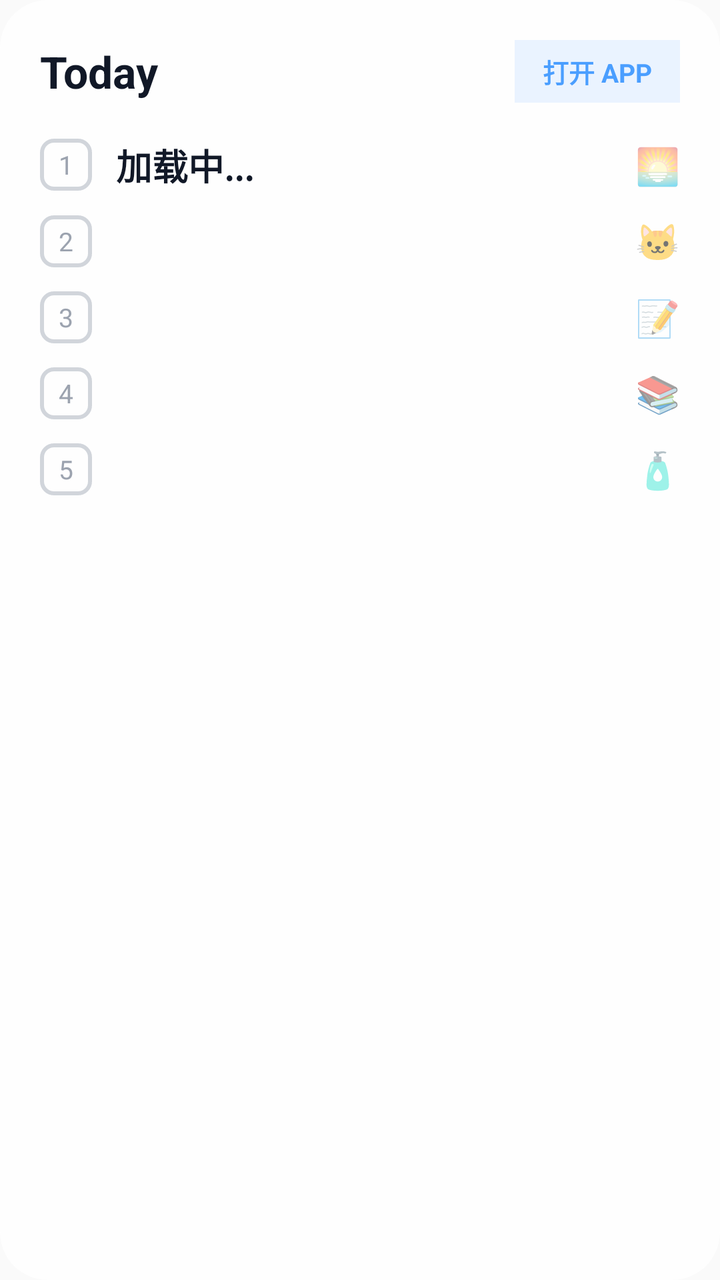
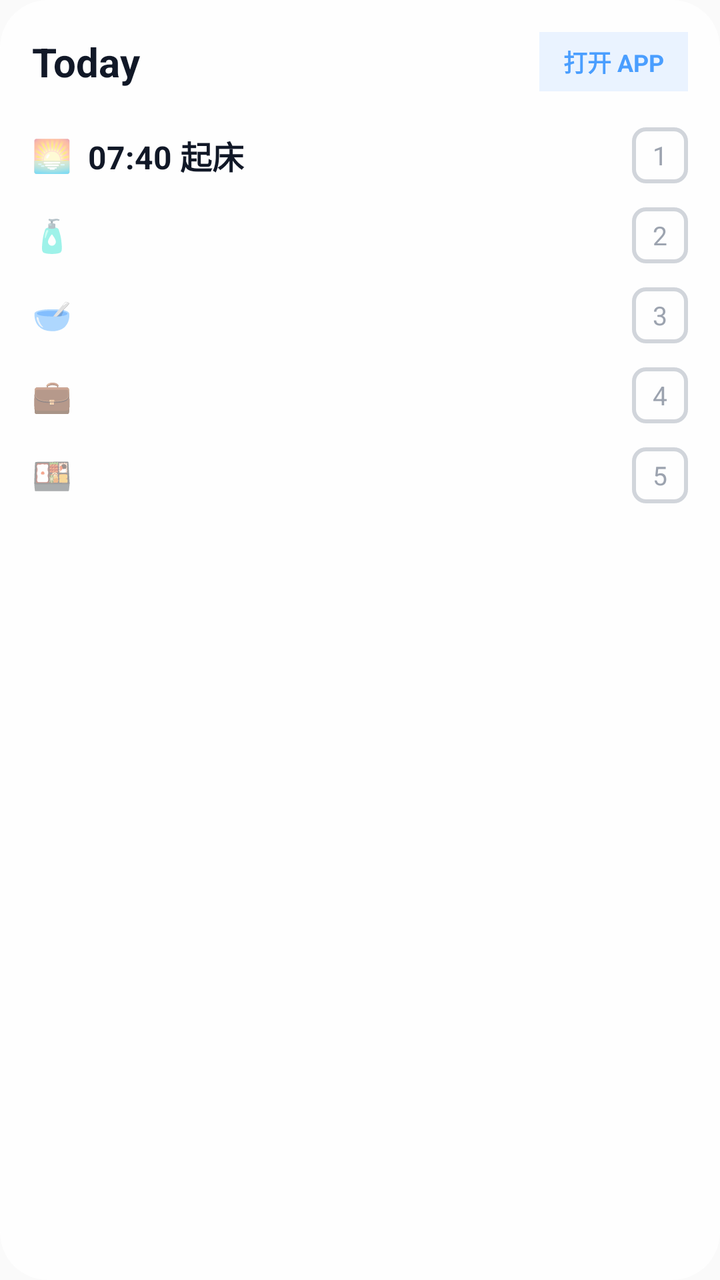

Compare the two renders of this Android layout. The source of the first and the diff that turns it into the second are given below.
<!-- AndroidManifest.xml: application theme Theme.AppCompat.Light.NoActionBar -->
<!-- res/layout/widget_health_card.xml -->
<?xml version="1.0" encoding="utf-8"?>
<LinearLayout xmlns:android="http://schemas.android.com/apk/res/android"
    android:layout_width="match_parent" android:layout_height="match_parent"
    android:background="@drawable/widget_bg_transparent" android:padding="20dp" android:orientation="vertical">
    <LinearLayout android:layout_width="match_parent" android:layout_height="wrap_content" android:orientation="horizontal" android:gravity="center_vertical" android:layout_marginBottom="12dp">
        <TextView android:layout_width="0dp" android:layout_weight="1" android:layout_height="wrap_content" android:text="Today" android:textColor="#111827" android:textSize="22dp" android:textStyle="bold" />
        <TextView android:id="@+id/widget_btn_open_app" android:layout_width="wrap_content" android:layout_height="wrap_content" android:text="打开 APP" android:background="#EAF3FF" android:paddingLeft="14dp" android:paddingRight="14dp" android:paddingTop="6dp" android:paddingBottom="6dp" android:textColor="#4A9EFF" android:textSize="13dp" android:textStyle="bold" />
    </LinearLayout>
    <LinearLayout android:id="@+id/widget_item_1_layout" android:layout_width="match_parent" android:layout_height="wrap_content" android:orientation="horizontal" android:gravity="center_vertical" android:paddingTop="6dp" android:paddingBottom="6dp">
        <TextView android:id="@+id/widget_item_1_check" android:layout_width="26dp" android:layout_height="26dp" android:background="@drawable/widget_square_bg" android:text="1" android:textColor="#9CA3AF" android:textSize="13dp" android:gravity="center" android:layout_marginRight="12dp" />
        <TextView android:id="@+id/widget_item_1_text" android:layout_width="0dp" android:layout_weight="1" android:layout_height="wrap_content" android:text="加载中..." android:textColor="#111827" android:textSize="18dp" android:textStyle="bold" android:maxLines="1" android:ellipsize="end" />
        <TextView android:id="@+id/widget_item_1_icon" android:layout_width="wrap_content" android:layout_height="wrap_content" android:text="🌅" android:textSize="18dp" android:layout_marginLeft="8dp" />
    </LinearLayout>
    <LinearLayout android:id="@+id/widget_item_2_layout" android:layout_width="match_parent" android:layout_height="wrap_content" android:orientation="horizontal" android:gravity="center_vertical" android:paddingTop="6dp" android:paddingBottom="6dp">
        <TextView android:id="@+id/widget_item_2_check" android:layout_width="26dp" android:layout_height="26dp" android:background="@drawable/widget_square_bg" android:text="2" android:textColor="#9CA3AF" android:textSize="13dp" android:gravity="center" android:layout_marginRight="12dp" />
        <TextView android:id="@+id/widget_item_2_text" android:layout_width="0dp" android:layout_weight="1" android:layout_height="wrap_content" android:text="" android:textColor="#111827" android:textSize="18dp" android:textStyle="bold" android:maxLines="1" android:ellipsize="end" />
        <TextView android:id="@+id/widget_item_2_icon" android:layout_width="wrap_content" android:layout_height="wrap_content" android:text="🐱" android:textSize="18dp" android:layout_marginLeft="8dp" />
    </LinearLayout>
    <LinearLayout android:id="@+id/widget_item_3_layout" android:layout_width="match_parent" android:layout_height="wrap_content" android:orientation="horizontal" android:gravity="center_vertical" android:paddingTop="6dp" android:paddingBottom="6dp">
        <TextView android:id="@+id/widget_item_3_check" android:layout_width="26dp" android:layout_height="26dp" android:background="@drawable/widget_square_bg" android:text="3" android:textColor="#9CA3AF" android:textSize="13dp" android:gravity="center" android:layout_marginRight="12dp" />
        <TextView android:id="@+id/widget_item_3_text" android:layout_width="0dp" android:layout_weight="1" android:layout_height="wrap_content" android:text="" android:textColor="#111827" android:textSize="18dp" android:textStyle="bold" android:maxLines="1" android:ellipsize="end" />
        <TextView android:id="@+id/widget_item_3_icon" android:layout_width="wrap_content" android:layout_height="wrap_content" android:text="📝" android:textSize="18dp" android:layout_marginLeft="8dp" />
    </LinearLayout>
    <LinearLayout android:id="@+id/widget_item_4_layout" android:layout_width="match_parent" android:layout_height="wrap_content" android:orientation="horizontal" android:gravity="center_vertical" android:paddingTop="6dp" android:paddingBottom="6dp">
        <TextView android:id="@+id/widget_item_4_check" android:layout_width="26dp" android:layout_height="26dp" android:background="@drawable/widget_square_bg" android:text="4" android:textColor="#9CA3AF" android:textSize="13dp" android:gravity="center" android:layout_marginRight="12dp" />
        <TextView android:id="@+id/widget_item_4_text" android:layout_width="0dp" android:layout_weight="1" android:layout_height="wrap_content" android:text="" android:textColor="#111827" android:textSize="18dp" android:textStyle="bold" android:maxLines="1" android:ellipsize="end" />
        <TextView android:id="@+id/widget_item_4_icon" android:layout_width="wrap_content" android:layout_height="wrap_content" android:text="📚" android:textSize="18dp" android:layout_marginLeft="8dp" />
    </LinearLayout>
    <LinearLayout android:id="@+id/widget_item_5_layout" android:layout_width="match_parent" android:layout_height="wrap_content" android:orientation="horizontal" android:gravity="center_vertical" android:paddingTop="6dp" android:paddingBottom="6dp">
        <TextView android:id="@+id/widget_item_5_check" android:layout_width="26dp" android:layout_height="26dp" android:background="@drawable/widget_square_bg" android:text="5" android:textColor="#9CA3AF" android:textSize="13dp" android:gravity="center" android:layout_marginRight="12dp" />
        <TextView android:id="@+id/widget_item_5_text" android:layout_width="0dp" android:layout_weight="1" android:layout_height="wrap_content" android:text="" android:textColor="#111827" android:textSize="18dp" android:textStyle="bold" android:maxLines="1" android:ellipsize="end" />
        <TextView android:id="@+id/widget_item_5_icon" android:layout_width="wrap_content" android:layout_height="wrap_content" android:text="🧴" android:textSize="18dp" android:layout_marginLeft="8dp" />
    </LinearLayout>
</LinearLayout>
<!-- resources referenced by this layout -->
<resources>
  <!-- drawable widget_bg_transparent (drawable) -->
  <?xml version="1.0" encoding="utf-8"?>
  <shape xmlns:android="http://schemas.android.com/apk/res/android">
      <solid android:color="#E6FFFFFF" />
      <corners android:radius="24dp" />
  </shape>
  <!-- drawable widget_square_bg (drawable) -->
  <?xml version="1.0" encoding="utf-8"?>
  <shape xmlns:android="http://schemas.android.com/apk/res/android">
      <stroke android:width="2dp" android:color="#D1D5DB" />
      <solid android:color="#00000000" />
      <corners android:radius="6dp" />
  </shape>
</resources>

<!-- the commit's change to res/layout/widget_health_card.xml (unified diff, before → after) -->
@@ -1,34 +1,46 @@
 <?xml version="1.0" encoding="utf-8"?>
 <LinearLayout xmlns:android="http://schemas.android.com/apk/res/android"
     android:layout_width="match_parent" android:layout_height="match_parent"
-    android:background="@drawable/widget_bg_transparent" android:padding="20dp" android:orientation="vertical">
+    android:background="@drawable/widget_bg_transparent" android:padding="16dp" android:orientation="vertical">
+    
+    
     <LinearLayout android:layout_width="match_parent" android:layout_height="wrap_content" android:orientation="horizontal" android:gravity="center_vertical" android:layout_marginBottom="12dp">
-        <TextView android:layout_width="0dp" android:layout_weight="1" android:layout_height="wrap_content" android:text="Today" android:textColor="#111827" android:textSize="22dp" android:textStyle="bold" />
-        <TextView android:id="@+id/widget_btn_open_app" android:layout_width="wrap_content" android:layout_height="wrap_content" android:text="打开 APP" android:background="#EAF3FF" android:paddingLeft="14dp" android:paddingRight="14dp" android:paddingTop="6dp" android:paddingBottom="6dp" android:textColor="#4A9EFF" android:textSize="13dp" android:textStyle="bold" />
+        <TextView android:layout_width="0dp" android:layout_weight="1" android:layout_height="wrap_content" android:text="Today" android:textColor="#111827" android:textSize="20dp" android:textStyle="bold" />
+        <TextView android:id="@+id/widget_btn_open_app" android:layout_width="wrap_content" android:layout_height="wrap_content" android:text="打开 APP" android:background="#EAF3FF" android:paddingLeft="12dp" android:paddingRight="12dp" android:paddingTop="6dp" android:paddingBottom="6dp" android:textColor="#4A9EFF" android:textSize="12dp" android:textStyle="bold" />
     </LinearLayout>
+
+    
     <LinearLayout android:id="@+id/widget_item_1_layout" android:layout_width="match_parent" android:layout_height="wrap_content" android:orientation="horizontal" android:gravity="center_vertical" android:paddingTop="6dp" android:paddingBottom="6dp">
-        <TextView android:id="@+id/widget_item_1_check" android:layout_width="26dp" android:layout_height="26dp" android:background="@drawable/widget_square_bg" android:text="1" android:textColor="#9CA3AF" android:textSize="13dp" android:gravity="center" android:layout_marginRight="12dp" />
-        <TextView android:id="@+id/widget_item_1_text" android:layout_width="0dp" android:layout_weight="1" android:layout_height="wrap_content" android:text="加载中..." android:textColor="#111827" android:textSize="18dp" android:textStyle="bold" android:maxLines="1" android:ellipsize="end" />
-        <TextView android:id="@+id/widget_item_1_icon" android:layout_width="wrap_content" android:layout_height="wrap_content" android:text="🌅" android:textSize="18dp" android:layout_marginLeft="8dp" />
+        <TextView android:id="@+id/widget_item_1_icon" android:layout_width="wrap_content" android:layout_height="wrap_content" android:text="🌅" android:textSize="16dp" android:layout_marginRight="8dp" />
+        <TextView android:id="@+id/widget_item_1_text" android:layout_width="0dp" android:layout_weight="1" android:layout_height="wrap_content" android:text="07:40 起床" android:textColor="#111827" android:textSize="16dp" android:textStyle="bold" android:maxLines="1" android:ellipsize="end" />
+        <TextView android:id="@+id/widget_item_1_check" android:layout_width="28dp" android:layout_height="28dp" android:background="@drawable/widget_square_bg" android:text="1" android:textColor="#9CA3AF" android:textSize="13dp" android:gravity="center" android:layout_marginLeft="8dp" />
     </LinearLayout>
+
+    
     <LinearLayout android:id="@+id/widget_item_2_layout" android:layout_width="match_parent" android:layout_height="wrap_content" android:orientation="horizontal" android:gravity="center_vertical" android:paddingTop="6dp" android:paddingBottom="6dp">
-        <TextView android:id="@+id/widget_item_2_check" android:layout_width="26dp" android:layout_height="26dp" android:background="@drawable/widget_square_bg" android:text="2" android:textColor="#9CA3AF" android:textSize="13dp" android:gravity="center" android:layout_marginRight="12dp" />
-        <TextView android:id="@+id/widget_item_2_text" android:layout_width="0dp" android:layout_weight="1" android:layout_height="wrap_content" android:text="" android:textColor="#111827" android:textSize="18dp" android:textStyle="bold" android:maxLines="1" android:ellipsize="end" />
-        <TextView android:id="@+id/widget_item_2_icon" android:layout_width="wrap_content" android:layout_height="wrap_content" android:text="🐱" android:textSize="18dp" android:layout_marginLeft="8dp" />
+        <TextView android:id="@+id/widget_item_2_icon" android:layout_width="wrap_content" android:layout_height="wrap_content" android:text="🧴" android:textSize="16dp" android:layout_marginRight="8dp" />
+        <TextView android:id="@+id/widget_item_2_text" android:layout_width="0dp" android:layout_weight="1" android:layout_height="wrap_content" android:text="" android:textColor="#111827" android:textSize="16dp" android:textStyle="bold" android:maxLines="1" android:ellipsize="end" />
+        <TextView android:id="@+id/widget_item_2_check" android:layout_width="28dp" android:layout_height="28dp" android:background="@drawable/widget_square_bg" android:text="2" android:textColor="#9CA3AF" android:textSize="13dp" android:gravity="center" android:layout_marginLeft="8dp" />
     </LinearLayout>
+
+    
     <LinearLayout android:id="@+id/widget_item_3_layout" android:layout_width="match_parent" android:layout_height="wrap_content" android:orientation="horizontal" android:gravity="center_vertical" android:paddingTop="6dp" android:paddingBottom="6dp">
-        <TextView android:id="@+id/widget_item_3_check" android:layout_width="26dp" android:layout_height="26dp" android:background="@drawable/widget_square_bg" android:text="3" android:textColor="#9CA3AF" android:textSize="13dp" android:gravity="center" android:layout_marginRight="12dp" />
-        <TextView android:id="@+id/widget_item_3_text" android:layout_width="0dp" android:layout_weight="1" android:layout_height="wrap_content" android:text="" android:textColor="#111827" android:textSize="18dp" android:textStyle="bold" android:maxLines="1" android:ellipsize="end" />
-        <TextView android:id="@+id/widget_item_3_icon" android:layout_width="wrap_content" android:layout_height="wrap_content" android:text="📝" android:textSize="18dp" android:layout_marginLeft="8dp" />
+        <TextView android:id="@+id/widget_item_3_icon" android:layout_width="wrap_content" android:layout_height="wrap_content" android:text="🥣" android:textSize="16dp" android:layout_marginRight="8dp" />
+        <TextView android:id="@+id/widget_item_3_text" android:layout_width="0dp" android:layout_weight="1" android:layout_height="wrap_content" android:text="" android:textColor="#111827" android:textSize="16dp" android:textStyle="bold" android:maxLines="1" android:ellipsize="end" />
+        <TextView android:id="@+id/widget_item_3_check" android:layout_width="28dp" android:layout_height="28dp" android:background="@drawable/widget_square_bg" android:text="3" android:textColor="#9CA3AF" android:textSize="13dp" android:gravity="center" android:layout_marginLeft="8dp" />
     </LinearLayout>
+
+    
     <LinearLayout android:id="@+id/widget_item_4_layout" android:layout_width="match_parent" android:layout_height="wrap_content" android:orientation="horizontal" android:gravity="center_vertical" android:paddingTop="6dp" android:paddingBottom="6dp">
-        <TextView android:id="@+id/widget_item_4_check" android:layout_width="26dp" android:layout_height="26dp" android:background="@drawable/widget_square_bg" android:text="4" android:textColor="#9CA3AF" android:textSize="13dp" android:gravity="center" android:layout_marginRight="12dp" />
-        <TextView android:id="@+id/widget_item_4_text" android:layout_width="0dp" android:layout_weight="1" android:layout_height="wrap_content" android:text="" android:textColor="#111827" android:textSize="18dp" android:textStyle="bold" android:maxLines="1" android:ellipsize="end" />
-        <TextView android:id="@+id/widget_item_4_icon" android:layout_width="wrap_content" android:layout_height="wrap_content" android:text="📚" android:textSize="18dp" android:layout_marginLeft="8dp" />
+        <TextView android:id="@+id/widget_item_4_icon" android:layout_width="wrap_content" android:layout_height="wrap_content" android:text="💼" android:textSize="16dp" android:layout_marginRight="8dp" />
+        <TextView android:id="@+id/widget_item_4_text" android:layout_width="0dp" android:layout_weight="1" android:layout_height="wrap_content" android:text="" android:textColor="#111827" android:textSize="16dp" android:textStyle="bold" android:maxLines="1" android:ellipsize="end" />
+        <TextView android:id="@+id/widget_item_4_check" android:layout_width="28dp" android:layout_height="28dp" android:background="@drawable/widget_square_bg" android:text="4" android:textColor="#9CA3AF" android:textSize="13dp" android:gravity="center" android:layout_marginLeft="8dp" />
     </LinearLayout>
+
+    
     <LinearLayout android:id="@+id/widget_item_5_layout" android:layout_width="match_parent" android:layout_height="wrap_content" android:orientation="horizontal" android:gravity="center_vertical" android:paddingTop="6dp" android:paddingBottom="6dp">
-        <TextView android:id="@+id/widget_item_5_check" android:layout_width="26dp" android:layout_height="26dp" android:background="@drawable/widget_square_bg" android:text="5" android:textColor="#9CA3AF" android:textSize="13dp" android:gravity="center" android:layout_marginRight="12dp" />
-        <TextView android:id="@+id/widget_item_5_text" android:layout_width="0dp" android:layout_weight="1" android:layout_height="wrap_content" android:text="" android:textColor="#111827" android:textSize="18dp" android:textStyle="bold" android:maxLines="1" android:ellipsize="end" />
-        <TextView android:id="@+id/widget_item_5_icon" android:layout_width="wrap_content" android:layout_height="wrap_content" android:text="🧴" android:textSize="18dp" android:layout_marginLeft="8dp" />
+        <TextView android:id="@+id/widget_item_5_icon" android:layout_width="wrap_content" android:layout_height="wrap_content" android:text="🍱" android:textSize="16dp" android:layout_marginRight="8dp" />
+        <TextView android:id="@+id/widget_item_5_text" android:layout_width="0dp" android:layout_weight="1" android:layout_height="wrap_content" android:text="" android:textColor="#111827" android:textSize="16dp" android:textStyle="bold" android:maxLines="1" android:ellipsize="end" />
+        <TextView android:id="@+id/widget_item_5_check" android:layout_width="28dp" android:layout_height="28dp" android:background="@drawable/widget_square_bg" android:text="5" android:textColor="#9CA3AF" android:textSize="13dp" android:gravity="center" android:layout_marginLeft="8dp" />
     </LinearLayout>
 </LinearLayout>
